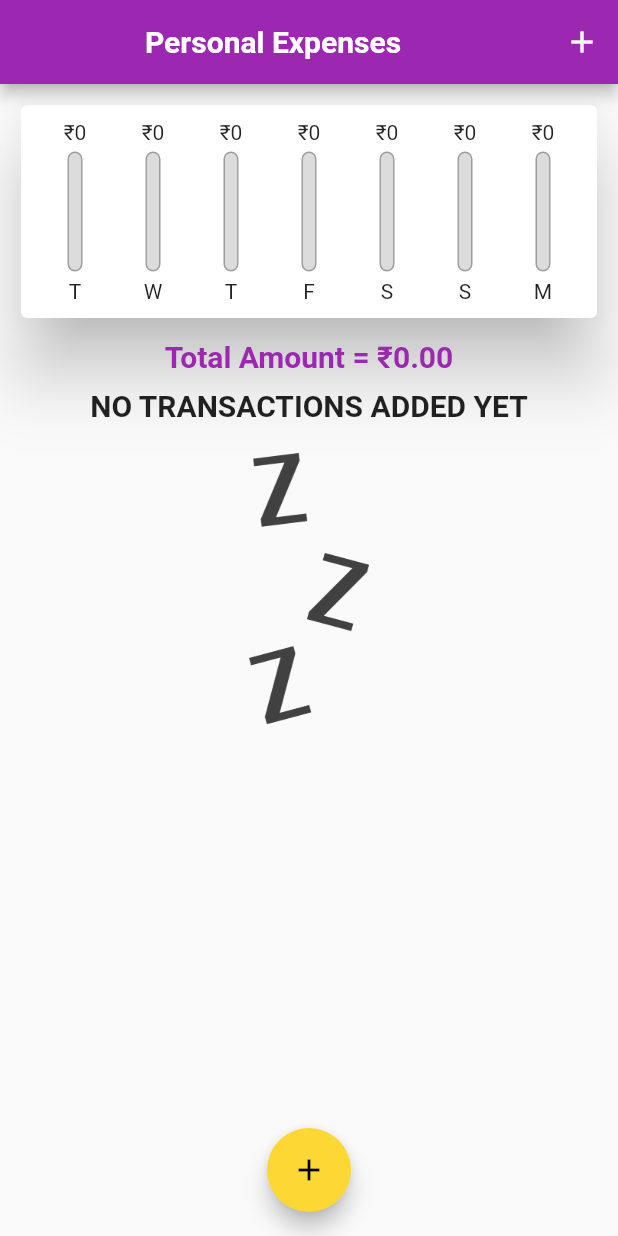
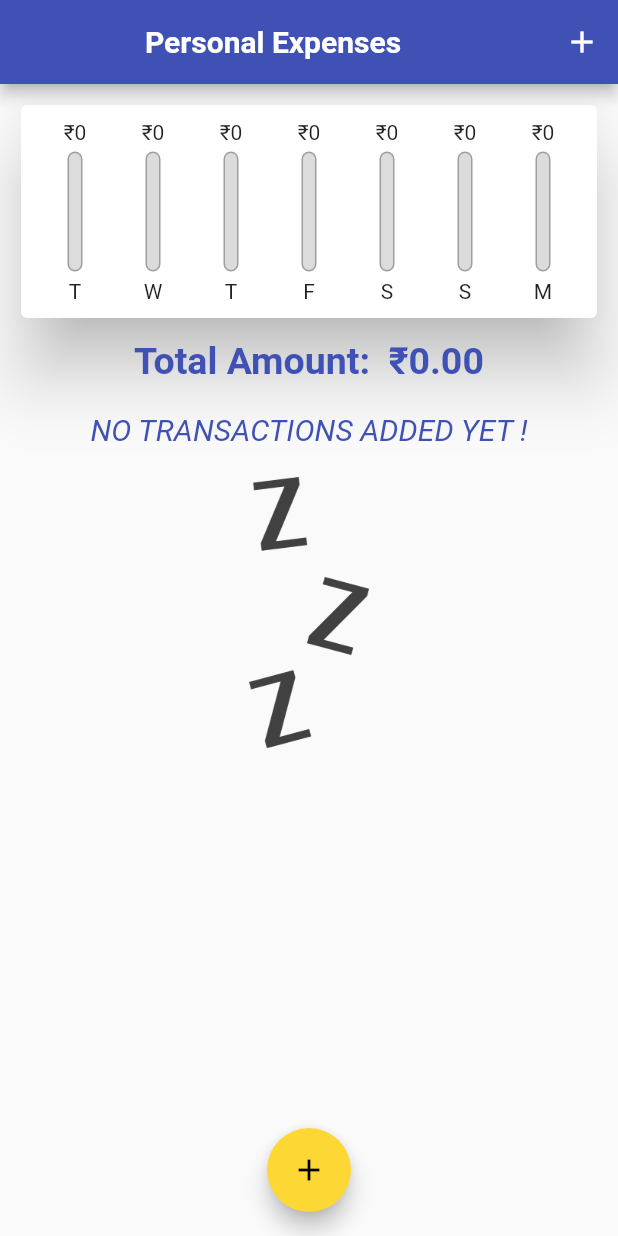
Before and after one commit to mihirarora28/Personal_Expenses, a Flutter app: the screen it shows after launch, on a phone screen of 412 x 824 dp. Run offline on Flutter 3.47's test engine with Material 2 defaults, Android fonts, the phone set to English and light mode, and no system bars.

Commit message:
fixed bugs

```diff
--- a/lib/HomeFolder/home.dart
+++ b/lib/HomeFolder/home.dart
@@ -16,7 +16,7 @@ class MyHomeState extends State<MyHome> {
 
   void _newTransaction(String title, double value, DateTime dat) {
     final txt = Transaction(
-        title: title, amount: value, date: dat, id: DateTime.now().toString());
+        title: title, amount: value, date: dat, id: dat.toString());
     setState(() {
       tansactions.add(txt);
     });
--- a/lib/main.dart
+++ b/lib/main.dart
@@ -13,7 +13,7 @@ class MyApp extends StatelessWidget {
       home: MyHome(),
       debugShowCheckedModeBanner: false,
       theme: ThemeData(
-          primarySwatch: Colors.purple, accentColor: Colors.yellow[600]),
+          primarySwatch: Colors.indigo, accentColor: Colors.yellow[600]),
     );
   }
 }
--- a/lib/widgets/chart.dart
+++ b/lib/widgets/chart.dart
@@ -40,7 +40,7 @@ class myChart extends StatelessWidget {
         ),
       ),
         SizedBox(height: 10.0,),
-        Text('Total Amount = ₹' + allSum.toStringAsFixed(2),style: TextStyle(color: Colors.purple,fontSize: 20.0,fontWeight: FontWeight.bold),),
+        Text('Total Amount:  ₹' + allSum.toStringAsFixed(2),style: TextStyle(color: Theme.of(context).primaryColor,fontSize: 25.0,fontWeight: FontWeight.bold),),
     ]
     );
   }
--- a/lib/widgets/transactionlist.dart
+++ b/lib/widgets/transactionlist.dart
@@ -11,9 +11,10 @@ class TransactionList extends StatelessWidget {
   Widget build(BuildContext context) {
     return tansactions.isEmpty
         ? Column(children: [
+          SizedBox(height: 10.0,),
             Text(
-              "NO TRANSACTIONS ADDED YET",
-              style: TextStyle(fontWeight: FontWeight.bold, fontSize: 20.0),
+              "NO TRANSACTIONS ADDED YET !",
+              style: TextStyle(color: Theme.of(context).primaryColor, fontSize: 20.0,fontStyle: FontStyle.italic),
             ),
             SizedBox(height: 20.0),
             Container(
@@ -37,13 +38,13 @@ class TransactionList extends StatelessWidget {
                         child: Text(
                           '₹' + tx.amount.toStringAsFixed(2),
                           style: TextStyle(
-                              color: Colors.purple,
+                              color: Theme.of(context).primaryColor,
                               fontWeight: FontWeight.bold,
                               fontSize: 20.0),
                         ),
                         decoration: BoxDecoration(
                             border:
-                                Border.all(width: 2.0, color: Colors.purple)),
+                                Border.all(width: 2.0, color: Theme.of(context).primaryColor)),
                         margin: EdgeInsets.symmetric(
                             horizontal: 10.0, vertical: 15.0),
                         padding: EdgeInsets.all(10.0),
@@ -57,7 +58,7 @@ class TransactionList extends StatelessWidget {
                                 fontWeight: FontWeight.bold, fontSize: 16.0),
                           ),
                           Text(
-                            DateFormat.yMMMd().format(DateTime.now()),
+                            DateFormat.yMMMd().format(tx.date),
                             style: TextStyle(color: Colors.grey),
                           )
                         ],
```
Also changed, not shown: lib/widgets/new_Transaction.dart (+5 -3 lines).
